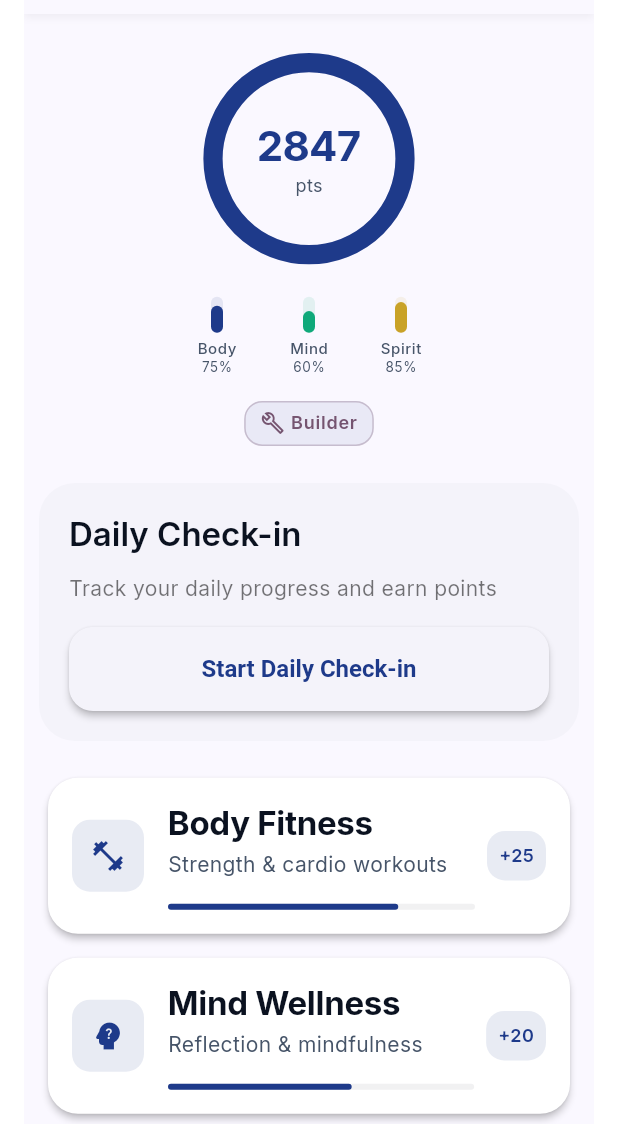
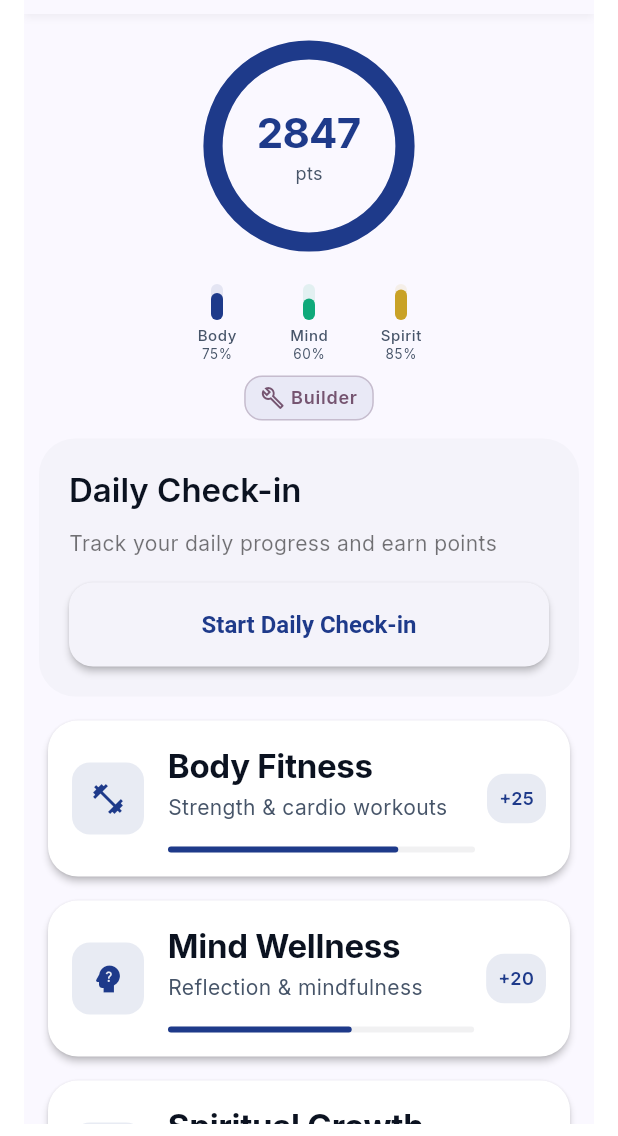
Before and after one commit to louisworkapp/ur4more-whole-wellness, a Flutter app: the HomeDashboard screen opened by its route, on a phone screen of 412 x 824 dp, the part 100-1236 px from its top. Run offline on Flutter 3.47's test engine with Material 3 defaults, Android fonts, the light colour scheme and no system bars; our stand-ins replace cached_network_image, connectivity_plus, flutter_slidable, flutter_svg, fluttertoast, google_fonts and 5 more; accounts and stored records are empty.

Commit message:
refactor(ui): fix Sizer units in home dashboard
- Replace .h and .w units with AppSpace tokens and fixed DP values
- Remove Sizer dependency from home dashboard
- Fix spacing and sizing issues that were causing overflow
- Maintain visual consistency with proper spacing tokens

```diff
--- a/ur4more_wellness/lib/presentation/home_dashboard/home_dashboard.dart
+++ b/ur4more_wellness/lib/presentation/home_dashboard/home_dashboard.dart
@@ -1,8 +1,8 @@
 import 'package:flutter/material.dart';
 import 'package:flutter/services.dart';
-import 'package:sizer/sizer.dart';
 
 import '../../core/app_export.dart';
+import '../../design/tokens.dart';
 import '../../widgets/level_badge.dart';
 import './widgets/branded_header.dart';
 import './widgets/daily_checkin_cta.dart';
@@ -149,7 +149,7 @@ class _HomeDashboardState extends State<HomeDashboard> {
             SliverToBoxAdapter(
               child: Column(
                 children: [
-                  SizedBox(height: 2.h),
+                  const SizedBox(height: AppSpace.x2),
 
                   // Points progress ring
                   PointsProgressRing(
@@ -160,12 +160,12 @@ class _HomeDashboardState extends State<HomeDashboard> {
                     showSpiritualProgress: _shouldShowSpiritualContent(),
                   ),
 
-                  SizedBox(height: 2.h),
+                  const SizedBox(height: AppSpace.x2),
 
                   // Level badge under the points ring
                   LevelBadge(points: userData["totalPoints"] as int),
 
-                  SizedBox(height: 3.h),
+                  const SizedBox(height: AppSpace.x3),
 
                   // Daily check-in CTA with user ID for streak calculation
                   DailyCheckinCta(
@@ -178,12 +178,12 @@ class _HomeDashboardState extends State<HomeDashboard> {
                     userId: userData["userId"] as String,
                   ),
 
-                  SizedBox(height: 2.h),
+                  const SizedBox(height: AppSpace.x2),
 
                   // Wellness navigation cards
                   ..._buildWellnessCards(context),
 
-                  SizedBox(height: 10.h), // Bottom padding for navigation
+                  const SizedBox(height: AppSpace.x10), // Bottom padding for navigation
                 ],
               ),
             ),
@@ -256,13 +256,13 @@ class _HomeDashboardState extends State<HomeDashboard> {
       ),
       builder:
           (context) => Container(
-            padding: EdgeInsets.all(4.w),
+            padding: const EdgeInsets.all(AppSpace.x4),
             child: Column(
               mainAxisSize: MainAxisSize.min,
               children: [
                 Container(
-                  width: 10.w,
-                  height: 0.5.h,
+                  width: 40,
+                  height: 2,
                   decoration: BoxDecoration(
                     color: Theme.of(
                       context,
@@ -310,7 +310,7 @@ class _HomeDashboardState extends State<HomeDashboard> {
       leading: CustomIconWidget(
         iconName: iconName,
         color: Theme.of(context).colorScheme.primary,
-        size: 6.w,
+        size: 24,
       ),
       title: Text(title),
       onTap: onTap,
```
